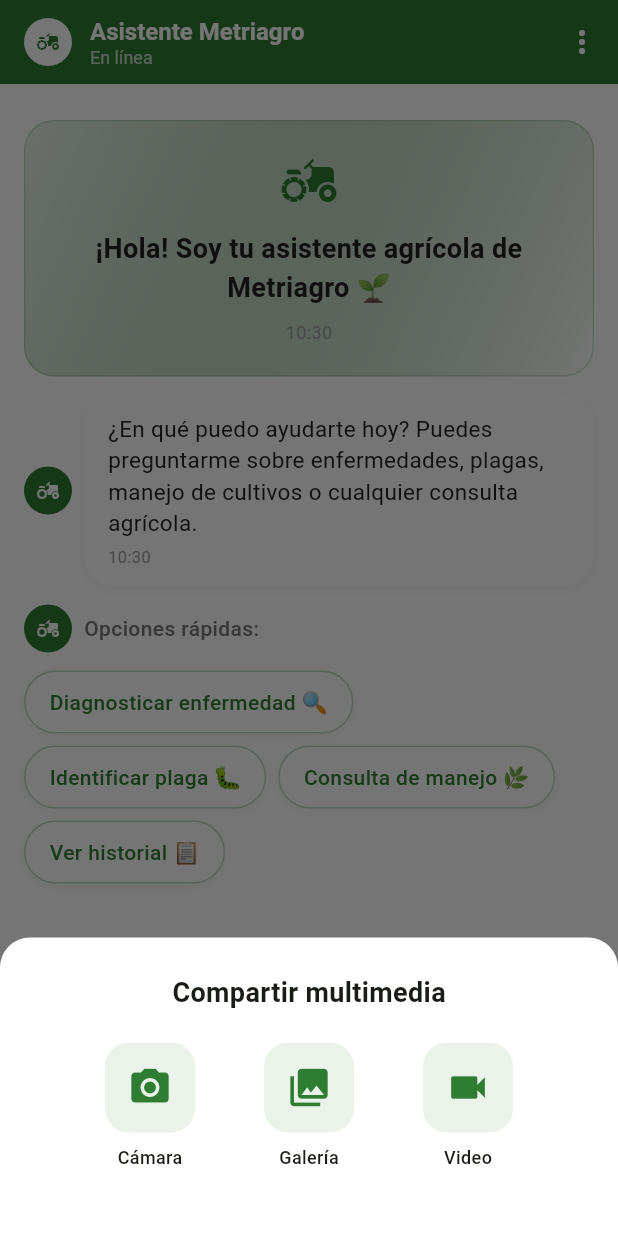
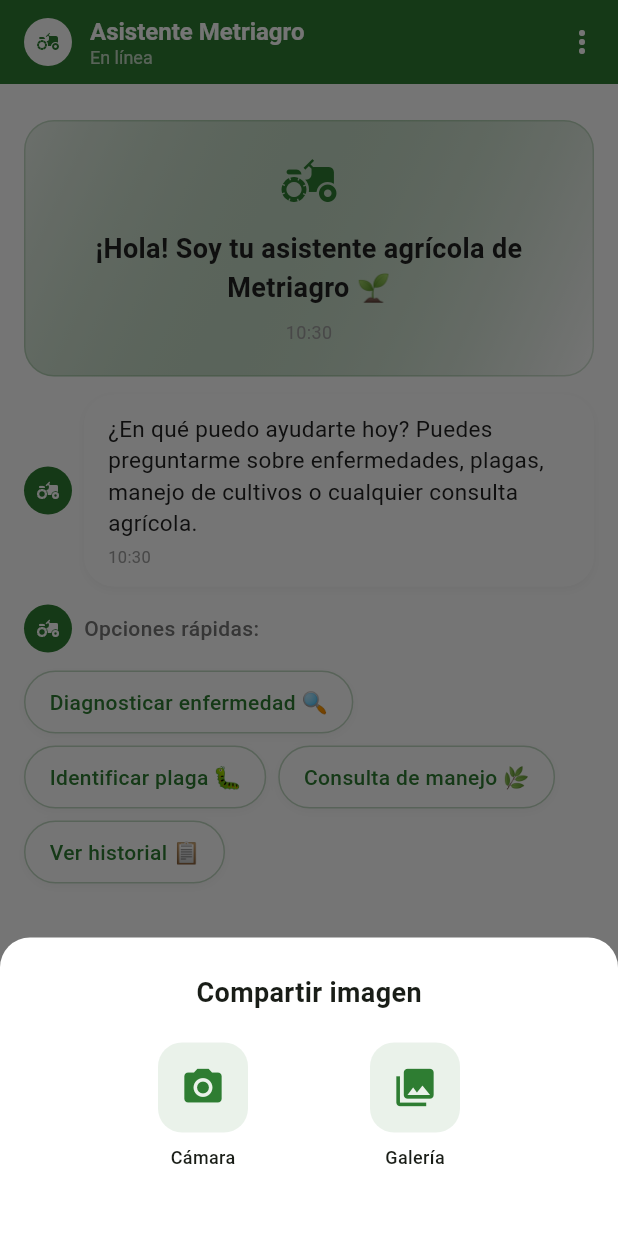
Before and after one commit to amauryprieto/metriagro, a Flutter app: the screen it shows after launch, after a tap on the "camera alt" icon, on a phone screen of 412 x 824 dp. Run offline on Flutter 3.47's test engine with Material 3 defaults, Android fonts, the light colour scheme and no system bars; our stand-ins replace bloc, cloud_firestore, cloud_functions, connectivity_plus, dio, equatable and 18 more; missing offline and left inert: mixpanel_flutter, tflite_flutter; accounts and stored records are empty; generated files the repository leaves out were written again.

Commit message:
remueve video como opcion de input

```diff
--- a/lib/features/consultation/presentation/pages/conversational_consultation_page.dart
+++ b/lib/features/consultation/presentation/pages/conversational_consultation_page.dart
@@ -602,7 +602,7 @@
         if (option.contains('Diagnosticar') || option.contains('Identificar')) {
           _messages.add(
             ChatMessage(
-              text: 'Para ayudarte mejor, ¿puedes compartir una foto o video de tu cultivo?',
+              text: 'Para ayudarte mejor, ¿puedes compartir una foto de tu cultivo?',
               isUser: false,
               timestamp: DateTime.now(),
               messageType: ChatMessageType.text,
@@ -690,14 +690,13 @@
         child: Column(
           mainAxisSize: MainAxisSize.min,
           children: [
-            const Text('Compartir multimedia', style: TextStyle(fontSize: 18, fontWeight: FontWeight.bold)),
+            const Text('Compartir imagen', style: TextStyle(fontSize: 18, fontWeight: FontWeight.bold)),
             const SizedBox(height: 20),
             Row(
               mainAxisAlignment: MainAxisAlignment.spaceEvenly,
               children: [
                 _buildMediaOption('Cámara', Icons.camera_alt, () => _captureMedia('camera')),
                 _buildMediaOption('Galería', Icons.photo_library, () => _captureMedia('gallery')),
-                _buildMediaOption('Video', Icons.videocam, () => _captureMedia('video')),
               ],
             ),
             const SizedBox(height: 20),
@@ -730,11 +729,6 @@
 
   Future<void> _captureMedia(String type) async {
     Navigator.pop(context);
-    if (type == 'video') {
-      // No soportado en MVP
-      ScaffoldMessenger.of(context).showSnackBar(const SnackBar(content: Text('Video no soportado en este MVP')));
-      return;
-    }
     final picker = ImagePicker();
     final XFile? picked = await picker.pickImage(source: type == 'camera' ? ImageSource.camera : ImageSource.gallery);
     if (picked == null) return;
```
